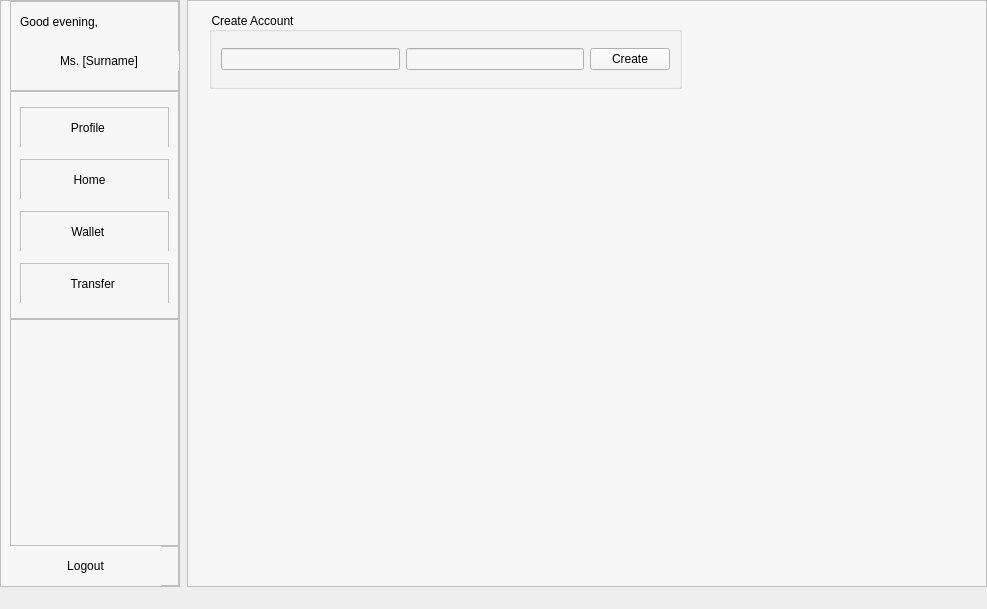
Above: p_main.ui from jiarui0000/COMP3278 before the change. Below: the same form after it.
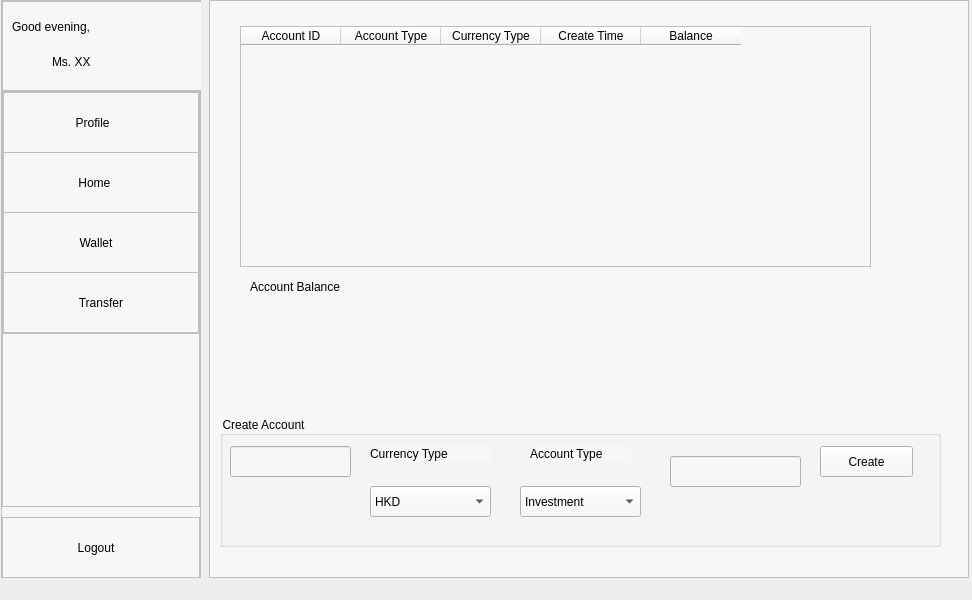
That is the form after the change. The open tabs and pages were chosen to show the change. Icons and pictures are not drawn.

Commit message: wallet page functions complete, adjust side menu, adjust database

Diff of the .ui file:
```diff
--- a/p_main.ui
+++ b/p_main.ui
@@ -6,10 +6,16 @@
    <rect>
     <x>0</x>
     <y>0</y>
-    <width>987</width>
-    <height>609</height>
+    <width>972</width>
+    <height>600</height>
    </rect>
   </property>
+  <property name="minimumSize">
+   <size>
+    <width>960</width>
+    <height>600</height>
+   </size>
+  </property>
   <property name="windowTitle">
    <string>MainWindow</string>
   </property>
@@ -60,10 +66,13 @@
       <property name="frameShadow">
        <enum>QFrame::Raised</enum>
       </property>
-      <layout class="QVBoxLayout" name="verticalLayout_2">
+      <layout class="QVBoxLayout" name="verticalLayout_4">
        <property name="spacing">
         <number>0</number>
        </property>
+       <property name="leftMargin">
+        <number>0</number>
+       </property>
        <property name="topMargin">
         <number>0</number>
        </property>
@@ -71,10 +80,16 @@
         <number>0</number>
        </property>
        <property name="bottomMargin">
-        <number>0</number>
+        <number>10</number>
        </property>
        <item>
         <widget class="QFrame" name="frame">
+         <property name="minimumSize">
+          <size>
+           <width>200</width>
+           <height>0</height>
+          </size>
+         </property>
          <property name="maximumSize">
           <size>
            <width>16777215</width>
@@ -92,8 +107,8 @@
            <rect>
             <x>10</x>
             <y>10</y>
-            <width>151</width>
-            <height>21</height>
+            <width>171</width>
+            <height>31</height>
            </rect>
           </property>
           <property name="text">
@@ -105,12 +120,12 @@
            <rect>
             <x>50</x>
             <y>50</y>
-            <width>121</width>
-            <height>20</height>
+            <width>151</width>
+            <height>21</height>
            </rect>
           </property>
           <property name="text">
-           <string>Ms. [Surname]</string>
+           <string>Ms. XX</string>
           </property>
          </widget>
         </widget>
@@ -123,13 +138,34 @@
          <property name="frameShadow">
           <enum>QFrame::Raised</enum>
          </property>
-         <layout class="QVBoxLayout" name="verticalLayout_8">
+         <layout class="QVBoxLayout" name="verticalLayout">
+          <property name="spacing">
+           <number>0</number>
+          </property>
+          <property name="leftMargin">
+           <number>0</number>
+          </property>
+          <property name="topMargin">
+           <number>0</number>
+          </property>
+          <property name="rightMargin">
+           <number>0</number>
+          </property>
+          <property name="bottomMargin">
+           <number>0</number>
+          </property>
           <item>
            <widget class="QFrame" name="frame_14">
+            <property name="minimumSize">
+             <size>
+              <width>0</width>
+              <height>60</height>
+             </size>
+            </property>
             <property name="maximumSize">
              <size>
               <width>16777215</width>
-              <height>40</height>
+              <height>60</height>
              </size>
             </property>
             <property name="frameShape">
@@ -159,7 +195,7 @@
                <property name="minimumSize">
                 <size>
                  <width>0</width>
-                 <height>40</height>
+                 <height>60</height>
                 </size>
                </property>
                <property name="styleSheet">
@@ -171,15 +207,25 @@
 QPushButton:hover{
 	
 	background-color: rgb(212, 212, 212);
+}
+QPushButton:checked{
+	
+	background-color: rgb(212, 212, 212);
 }</string>
                </property>
                <property name="text">
-                <string>Profile    </string>
+                <string>Profile     </string>
                </property>
                <property name="icon">
                 <iconset>
                  <normaloff>icons/profile.png</normaloff>icons/profile.png</iconset>
                </property>
+               <property name="iconSize">
+                <size>
+                 <width>30</width>
+                 <height>30</height>
+                </size>
+               </property>
               </widget>
              </item>
             </layout>
@@ -187,10 +233,16 @@
           </item>
           <item>
            <widget class="QFrame" name="frame_3">
+            <property name="minimumSize">
+             <size>
+              <width>0</width>
+              <height>60</height>
+             </size>
+            </property>
             <property name="maximumSize">
              <size>
               <width>16777215</width>
-              <height>40</height>
+              <height>60</height>
              </size>
             </property>
             <property name="frameShape">
@@ -199,7 +251,7 @@
             <property name="frameShadow">
              <enum>QFrame::Raised</enum>
             </property>
-            <layout class="QVBoxLayout" name="verticalLayout">
+            <layout class="QVBoxLayout" name="verticalLayout_2">
              <property name="spacing">
               <number>0</number>
              </property>
@@ -220,7 +272,7 @@
                <property name="minimumSize">
                 <size>
                  <width>0</width>
-                 <height>40</height>
+                 <height>60</height>
                 </size>
                </property>
                <property name="styleSheet">
@@ -235,23 +287,35 @@
 }</string>
                </property>
                <property name="text">
-                <string> Home    </string>
+                <string> Home     </string>
                </property>
                <property name="icon">
                 <iconset>
                  <normaloff>icons/home.png</normaloff>icons/home.png</iconset>
                </property>
+               <property name="iconSize">
+                <size>
+                 <width>30</width>
+                 <height>30</height>
+                </size>
+               </property>
               </widget>
              </item>
             </layout>
            </widget>
           </item>
           <item>
-           <widget class="QFrame" name="frame_4">
+           <widget class="QFrame" name="frame_29">
+            <property name="minimumSize">
+             <size>
+              <width>0</width>
+              <height>60</height>
+             </size>
+            </property>
             <property name="maximumSize">
              <size>
               <width>16777215</width>
-              <height>40</height>
+              <height>60</height>
              </size>
             </property>
             <property name="frameShape">
@@ -260,7 +324,7 @@
             <property name="frameShadow">
              <enum>QFrame::Raised</enum>
             </property>
-            <layout class="QVBoxLayout" name="verticalLayout_3">
+            <layout class="QVBoxLayout" name="verticalLayout_8">
              <property name="spacing">
               <number>0</number>
              </property>
@@ -281,7 +345,7 @@
                <property name="minimumSize">
                 <size>
                  <width>0</width>
-                 <height>40</height>
+                 <height>60</height>
                 </size>
                </property>
                <property name="styleSheet">
@@ -296,23 +360,35 @@
 }</string>
                </property>
                <property name="text">
-                <string>Wallet    </string>
+                <string> Wallet    </string>
                </property>
                <property name="icon">
                 <iconset>
                  <normaloff>icons/wallet.png</normaloff>icons/wallet.png</iconset>
                </property>
+               <property name="iconSize">
+                <size>
+                 <width>30</width>
+                 <height>30</height>
+                </size>
+               </property>
               </widget>
              </item>
             </layout>
            </widget>
           </item>
           <item>
-           <widget class="QFrame" name="frame_5">
+           <widget class="QFrame" name="frame_30">
+            <property name="minimumSize">
+             <size>
+              <width>0</width>
+              <height>60</height>
+             </size>
+            </property>
             <property name="maximumSize">
              <size>
               <width>16777215</width>
-              <height>40</height>
+              <height>60</height>
              </size>
             </property>
             <property name="frameShape">
@@ -321,7 +397,7 @@
             <property name="frameShadow">
              <enum>QFrame::Raised</enum>
             </property>
-            <layout class="QVBoxLayout" name="verticalLayout_4">
+            <layout class="QVBoxLayout" name="verticalLayout_20">
              <property name="spacing">
               <number>0</number>
              </property>
@@ -338,11 +414,11 @@
               <number>0</number>
              </property>
              <item>
-              <widget class="QPushButton" name="pushButton_transactions">
+              <widget class="QPushButton" name="pushButton_transfer">
                <property name="minimumSize">
                 <size>
                  <width>0</width>
-                 <height>40</height>
+                 <height>60</height>
                 </size>
                </property>
                <property name="styleSheet">
@@ -357,12 +433,18 @@
 }</string>
                </property>
                <property name="text">
-                <string>Transfer </string>
+                <string> Transfer </string>
                </property>
                <property name="icon">
                 <iconset>
                  <normaloff>icons/transaction.png</normaloff>icons/transaction.png</iconset>
                </property>
+               <property name="iconSize">
+                <size>
+                 <width>30</width>
+                 <height>30</height>
+                </size>
+               </property>
               </widget>
              </item>
             </layout>
@@ -383,6 +465,12 @@
        </item>
        <item>
         <widget class="QFrame" name="frame_7">
+         <property name="minimumSize">
+          <size>
+           <width>0</width>
+           <height>60</height>
+          </size>
+         </property>
          <property name="maximumSize">
           <size>
            <width>16777215</width>
@@ -395,23 +483,32 @@
          <property name="frameShadow">
           <enum>QFrame::Raised</enum>
          </property>
-         <widget class="QPushButton" name="pushButton_logout">
-          <property name="geometry">
-           <rect>
-            <x>0</x>
-            <y>0</y>
-            <width>151</width>
-            <height>40</height>
-           </rect>
+         <layout class="QVBoxLayout" name="verticalLayout_3">
+          <property name="spacing">
+           <number>0</number>
           </property>
-          <property name="minimumSize">
-           <size>
-            <width>0</width>
-            <height>40</height>
-           </size>
+          <property name="leftMargin">
+           <number>0</number>
           </property>
-          <property name="styleSheet">
-           <string notr="true">QPushButton{
+          <property name="topMargin">
+           <number>0</number>
+          </property>
+          <property name="rightMargin">
+           <number>0</number>
+          </property>
+          <property name="bottomMargin">
+           <number>0</number>
+          </property>
+          <item>
+           <widget class="QPushButton" name="pushButton_logout">
+            <property name="minimumSize">
+             <size>
+              <width>0</width>
+              <height>60</height>
+             </size>
+            </property>
+            <property name="styleSheet">
+             <string notr="true">QPushButton{
 	color: rgb(0, 0, 0);
 	background-color: rgb(247, 247, 247);
 	border: 0px solid;
@@ -420,15 +517,23 @@
 	
 	background-color: rgb(212, 212, 212);
 }</string>
-          </property>
-          <property name="text">
-           <string>Logout</string>
-          </property>
-          <property name="icon">
-           <iconset>
-            <normaloff>icons/logout.png</normaloff>icons/logout.png</iconset>
-          </property>
-         </widget>
+            </property>
+            <property name="text">
+             <string>Logout   </string>
+            </property>
+            <property name="icon">
+             <iconset>
+              <normaloff>icons/logout.png</normaloff>icons/logout.png</iconset>
+            </property>
+            <property name="iconSize">
+             <size>
+              <width>30</width>
+              <height>30</height>
+             </size>
+            </property>
+           </widget>
+          </item>
+         </layout>
         </widget>
        </item>
       </layout>
@@ -438,7 +543,7 @@
      <widget class="QFrame" name="main_page">
       <property name="maximumSize">
        <size>
-        <width>800</width>
+        <width>760</width>
         <height>16777215</height>
        </size>
       </property>
@@ -456,10 +561,10 @@
         <number>0</number>
        </property>
        <property name="leftMargin">
-        <number>11</number>
+        <number>0</number>
        </property>
        <property name="topMargin">
-        <number>11</number>
+        <number>5</number>
        </property>
        <property name="rightMargin">
         <number>0</number>
@@ -1160,29 +1265,172 @@
            <property name="geometry">
             <rect>
              <x>10</x>
-             <y>0</y>
-             <width>473</width>
-             <height>77</height>
+             <y>410</y>
+             <width>721</width>
+             <height>131</height>
             </rect>
            </property>
            <property name="title">
             <string>Create Account</string>
            </property>
-           <layout class="QHBoxLayout" name="horizontalLayout_5">
+           <widget class="QLineEdit" name="lineEdit_accountid">
+            <property name="geometry">
+             <rect>
+              <x>10</x>
+              <y>30</y>
+              <width>121</width>
+              <height>31</height>
+             </rect>
+            </property>
+           </widget>
+           <widget class="QLineEdit" name="lineEdit_param">
+            <property name="geometry">
+             <rect>
+              <x>450</x>
+              <y>40</y>
+              <width>131</width>
+              <height>31</height>
+             </rect>
+            </property>
+           </widget>
+           <widget class="QPushButton" name="pushButton_create">
+            <property name="geometry">
+             <rect>
+              <x>600</x>
+              <y>30</y>
+              <width>93</width>
+              <height>31</height>
+             </rect>
+            </property>
+            <property name="text">
+             <string>Create</string>
+            </property>
+           </widget>
+           <widget class="QComboBox" name="comboBox_ctype">
+            <property name="geometry">
+             <rect>
+              <x>150</x>
+              <y>70</y>
+              <width>121</width>
+              <height>31</height>
+             </rect>
+            </property>
             <item>
-             <widget class="QLineEdit" name="lineEdit_4"/>
+             <property name="text">
+              <string>HKD</string>
+             </property>
             </item>
             <item>
-             <widget class="QLineEdit" name="lineEdit_5"/>
+             <property name="text">
+              <string>Pound</string>
+             </property>
             </item>
+           </widget>
+           <widget class="QComboBox" name="comboBox_atype">
+            <property name="geometry">
+             <rect>
+              <x>300</x>
+              <y>70</y>
+              <width>121</width>
+              <height>31</height>
+             </rect>
+            </property>
             <item>
-             <widget class="QPushButton" name="pushButton_6">
-              <property name="text">
-               <string>Create</string>
-              </property>
-             </widget>
+             <property name="text">
+              <string>Investment</string>
+             </property>
             </item>
-           </layout>
+            <item>
+             <property name="text">
+              <string>Saving</string>
+             </property>
+            </item>
+            <item>
+             <property name="text">
+              <string>Credit</string>
+             </property>
+            </item>
+           </widget>
+           <widget class="QLabel" name="label_17">
+            <property name="geometry">
+             <rect>
+              <x>150</x>
+              <y>30</y>
+              <width>121</width>
+              <height>16</height>
+             </rect>
+            </property>
+            <property name="text">
+             <string>Currency Type</string>
+            </property>
+           </widget>
+           <widget class="QLabel" name="label_18">
+            <property name="geometry">
+             <rect>
+              <x>310</x>
+              <y>30</y>
+              <width>101</width>
+              <height>16</height>
+             </rect>
+            </property>
+            <property name="text">
+             <string>Account Type</string>
+            </property>
+           </widget>
+          </widget>
+          <widget class="QTableWidget" name="tableWidget_accounts">
+           <property name="geometry">
+            <rect>
+             <x>30</x>
+             <y>20</y>
+             <width>631</width>
+             <height>241</height>
+            </rect>
+           </property>
+           <property name="minimumSize">
+            <size>
+             <width>631</width>
+             <height>0</height>
+            </size>
+           </property>
+           <column>
+            <property name="text">
+             <string>Account ID</string>
+            </property>
+           </column>
+           <column>
+            <property name="text">
+             <string>Account Type</string>
+            </property>
+           </column>
+           <column>
+            <property name="text">
+             <string>Currency Type</string>
+            </property>
+           </column>
+           <column>
+            <property name="text">
+             <string>Create Time</string>
+            </property>
+           </column>
+           <column>
+            <property name="text">
+             <string>Balance</string>
+            </property>
+           </column>
+          </widget>
+          <widget class="QLabel" name="label_2">
+           <property name="geometry">
+            <rect>
+             <x>40</x>
+             <y>270</y>
+             <width>201</width>
+             <height>21</height>
+            </rect>
+           </property>
+           <property name="text">
+            <string>Account Balance</string>
+           </property>
           </widget>
          </widget>
         </widget>
```
Left out of the diff: 5 changed lines with no effect on the pictures. The commit also changes 5 other files.
